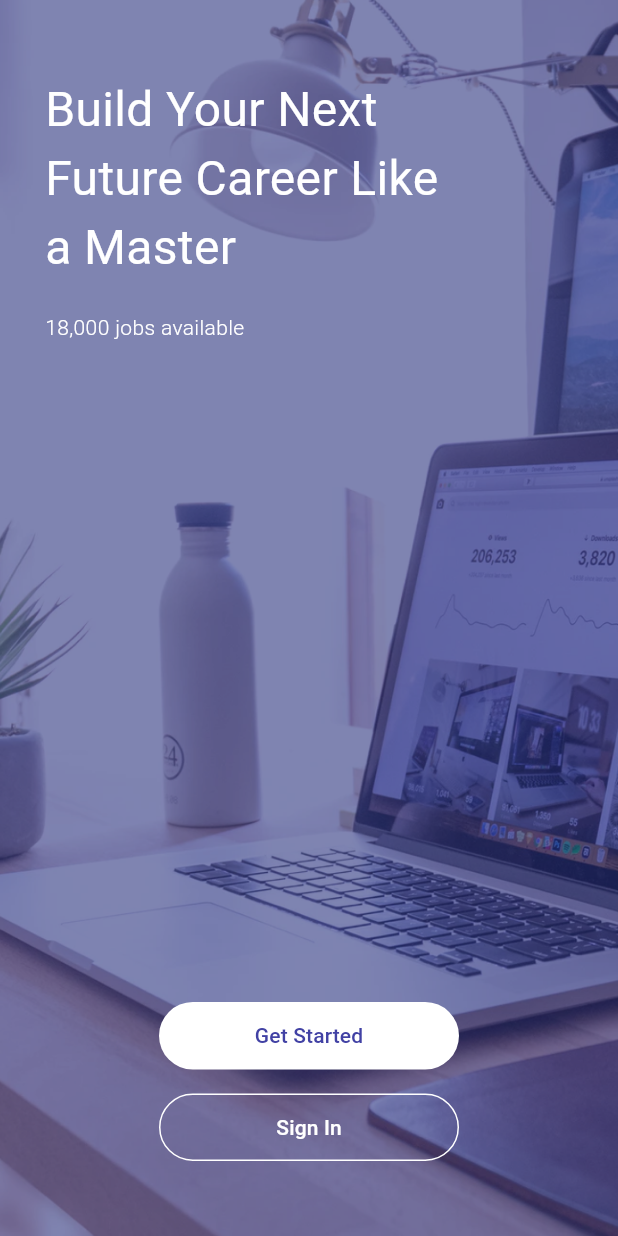
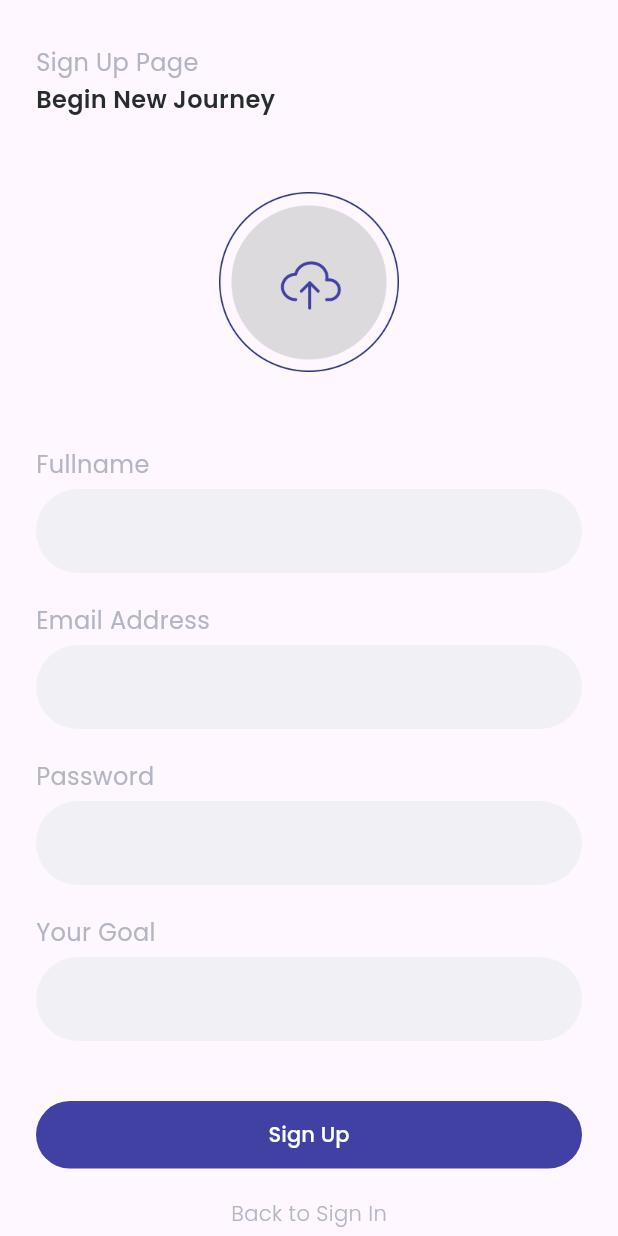
Before and after one commit to rizkijanuar/bwa_futurejob, a Flutter app: the screen it shows after launch, after a tap on "Get Started", on a phone screen of 412 x 824 dp. Run offline on Flutter 3.47's test engine with Material 3 defaults, Android fonts, the phone set to English and light mode, and no system bars; our stand-ins replace email_validator, google_fonts.

Commit message:
slicing halaman signup screen

```diff
--- a/lib/main.dart
+++ b/lib/main.dart
@@ -1,7 +1,9 @@
+import 'package:bwa_futurejob/pages/home_page.dart';
 import 'package:flutter/material.dart';
 import 'package:bwa_futurejob/pages/splash_page.dart';
 import 'package:bwa_futurejob/pages/started_page.dart';
 import 'package:bwa_futurejob/pages/signin_page.dart';
+import 'package:bwa_futurejob/pages/signup_page.dart';
 
 void main() => runApp(MyApp());
 
@@ -13,6 +15,8 @@
         '/': (context) => SplashPage(),
         '/started-page': (context) => StartedPage(),
         '/signin-page': (context) => SignInPage(),
+        '/signup-page': (context) => SignUpPage(),
+        '/home-page': (context) => HomePage(),
       },
     );
   }
--- /dev/null
+++ b/lib/pages/home_page.dart
@@ -0,0 +1,10 @@
+import 'package:flutter/material.dart';
+
+class HomePage extends StatelessWidget {
+  const HomePage({super.key});
+
+  @override
+  Widget build(BuildContext context) {
+    return const Placeholder();
+  }
+}
--- a/lib/pages/signin_page.dart
+++ b/lib/pages/signin_page.dart
@@ -1,3 +1,4 @@
+import 'package:bwa_futurejob/pages/signup_page.dart';
 import 'package:bwa_futurejob/theme.dart';
 import 'package:flutter/material.dart';
 import 'package:google_fonts/google_fonts.dart';
@@ -148,13 +149,24 @@ class _SignInPageState extends State<SignInPage> {
               ),
               Padding(
                 padding: const EdgeInsets.only(top: 20),
-                child: Center(
-                  child: Text(
-                    "Don't have an account?",
-                    style: GoogleFonts.poppins(
+                child: GestureDetector(
+                  onTap: () {
+                    Navigator.push(
+                      context,
+                      MaterialPageRoute(
+                        builder: (context) => SignUpPage(),
+                      ),
+                    );
+                  },
+                  child: Center(
+                    child: Text(
+                      "Don't have an account?",
+                      style: GoogleFonts.poppins(
                         color: Color(0xffB3B5C4),
                         fontSize: 14,
-                        fontWeight: FontWeight.w300),
+                        fontWeight: FontWeight.w300,
+                      ),
+                    ),
                   ),
                 ),
               ),
--- /dev/null
+++ b/lib/pages/signup_page.dart
@@ -0,0 +1,236 @@
+import 'package:bwa_futurejob/pages/home_page.dart';
+import 'package:bwa_futurejob/pages/signin_page.dart';
+import 'package:bwa_futurejob/theme.dart';
+import 'package:flutter/material.dart';
+import 'package:google_fonts/google_fonts.dart';
+
+class SignUpPage extends StatefulWidget {
+  const SignUpPage({super.key});
+
+  @override
+  State<SignUpPage> createState() => _SignUpPageState();
+}
+
+class _SignUpPageState extends State<SignUpPage> {
+  @override
+  Widget build(BuildContext context) {
+    return Scaffold(
+      body: SafeArea(
+        child: SingleChildScrollView(
+          child: Padding(
+            padding: EdgeInsets.only(
+              top: 30.0,
+              left: 24.0,
+              right: 24.0,
+              bottom: 30.0,
+            ),
+            child: Column(
+              crossAxisAlignment: CrossAxisAlignment.start,
+              children: [
+                Text(
+                  "Sign Up Page",
+                  style: titleTextStyle,
+                ),
+                SizedBox(
+                  height: 2,
+                ),
+                Text(
+                  "Begin New Journey",
+                  style: subTitleTextStyle,
+                ),
+                Padding(
+                  padding: const EdgeInsets.only(top: 50.0, bottom: 50.0),
+                  child: Center(
+                    child: Column(
+                      children: [
+                        Image.asset(
+                          "assets/images/user_pic.png",
+                          width: 120,
+                          height: 120,
+                        ),
+                      ],
+                    ),
+                  ),
+                ),
+
+                // FULL NAME
+                Column(
+                  crossAxisAlignment: CrossAxisAlignment.start,
+                  children: [
+                    Text(
+                      "Fullname",
+                      style: titleTextStyle,
+                    ),
+                    SizedBox(
+                      height: 5,
+                    ),
+                    TextFormField(
+                      decoration: InputDecoration(
+                        fillColor: Color(0xffF1F0F5),
+                        filled: true,
+                        enabledBorder: OutlineInputBorder(
+                          borderRadius: BorderRadius.circular(100),
+                          borderSide: BorderSide.none,
+                        ),
+                        focusedBorder: OutlineInputBorder(
+                          borderRadius: BorderRadius.circular(100),
+                          borderSide: BorderSide(color: Color(0xff4141A4)),
+                        ),
+                      ),
+                    ),
+                  ],
+                ),
+                // END FULL NAME
+
+                // EMAIL
+                SizedBox(
+                  height: 20,
+                ),
+                Column(
+                  crossAxisAlignment: CrossAxisAlignment.start,
+                  children: [
+                    Text(
+                      "Email Address",
+                      style: titleTextStyle,
+                    ),
+                    SizedBox(
+                      height: 5,
+                    ),
+                    TextFormField(
+                      decoration: InputDecoration(
+                        fillColor: Color(0xffF1F0F5),
+                        filled: true,
+                        enabledBorder: OutlineInputBorder(
+                          borderRadius: BorderRadius.circular(100),
+                          borderSide: BorderSide.none,
+                        ),
+                        focusedBorder: OutlineInputBorder(
+                          borderRadius: BorderRadius.circular(100),
+                          borderSide: BorderSide(color: Color(0xff4141A4)),
+                        ),
+                      ),
+                    ),
+                  ],
+                ),
+                // END EMAIL
+
+                // PASSWORD
+                SizedBox(
+                  height: 20,
+                ),
+                Column(
+                  crossAxisAlignment: CrossAxisAlignment.start,
+                  children: [
+                    Text(
+                      "Password",
+                      style: titleTextStyle,
+                    ),
+                    SizedBox(
+                      height: 5,
+                    ),
+                    TextFormField(
+                      obscureText: true,
+                      decoration: InputDecoration(
+                        fillColor: Color(0xffF1F0F5),
+                        filled: true,
+                        enabledBorder: OutlineInputBorder(
+                          borderRadius: BorderRadius.circular(100),
+                          borderSide: BorderSide.none,
+                        ),
+                        focusedBorder: OutlineInputBorder(
+                          borderRadius: BorderRadius.circular(100),
+                          borderSide: BorderSide(color: Color(0xff4141A4)),
+                        ),
+                      ),
+                    ),
+                  ],
+                ),
+                // END PASSWORD
+
+                // YOUR GOAL
+                SizedBox(
+                  height: 20,
+                ),
+                Column(
+                  crossAxisAlignment: CrossAxisAlignment.start,
+                  children: [
+                    Text(
+                      "Your Goal",
+                      style: titleTextStyle,
+                    ),
+                    SizedBox(
+                      height: 5,
+                    ),
+                    TextFormField(
+                      decoration: InputDecoration(
+                        fillColor: Color(0xffF1F0F5),
+                        filled: true,
+                        enabledBorder: OutlineInputBorder(
+                          borderRadius: BorderRadius.circular(100),
+                          borderSide: BorderSide.none,
+                        ),
+                        focusedBorder: OutlineInputBorder(
+                          borderRadius: BorderRadius.circular(100),
+                          borderSide: BorderSide(color: Color(0xff4141A4)),
+                        ),
+                      ),
+                    ),
+                  ],
+                ),
+                // END YOUR GOAL
+
+                // BUTTON SIGN UP
+                SizedBox(
+                  height: 40,
+                ),
+                Container(
+                  width: 400,
+                  height: 45,
+                  child: TextButton(
+                    style: TextButton.styleFrom(
+                        backgroundColor: Color(0xff4141A4),
+                        shape: RoundedRectangleBorder(
+                          borderRadius: BorderRadius.circular(66),
+                        )),
+                    onPressed: () {},
+                    child: Text(
+                      "Sign Up",
+                      style: buttonTextStyle,
+                    ),
+                  ),
+                ),
+                // END BUTTON SIGN UP
+
+                // TEXT BACK TO SIGN IN
+                Padding(
+                  padding: const EdgeInsets.only(top: 20.0),
+                  child: GestureDetector(
+                    onTap: () {
+                      Navigator.push(
+                        context,
+                        MaterialPageRoute(
+                          builder: (context) => SignInPage(),
+                        ),
+                      );
+                    },
+                    child: Center(
+                      child: Text(
+                        "Back to Sign In",
+                        style: GoogleFonts.poppins(
+                          color: Color(0xffB3B5C4),
+                          fontSize: 14,
+                          fontWeight: FontWeight.w300,
+                        ),
+                      ),
+                    ),
+                  ),
+                ),
+                // END TEXT BACK TO SIGN IN
+              ],
+            ),
+          ),
+        ),
+      ),
+    );
+  }
+}
--- a/lib/pages/started_page.dart
+++ b/lib/pages/started_page.dart
@@ -1,4 +1,5 @@
 import 'package:bwa_futurejob/pages/signin_page.dart';
+import 'package:bwa_futurejob/pages/signup_page.dart';
 import 'package:flutter/material.dart';
 
 class StartedPage extends StatelessWidget {
@@ -61,7 +62,14 @@ class StartedPage extends StatelessWidget {
                               borderRadius: BorderRadius.circular(66),
                             ),
                           ),
-                          onPressed: () {},
+                          onPressed: () {
+                            Navigator.push(
+                              context,
+                              MaterialPageRoute(
+                                builder: (context) => SignUpPage(),
+                              ),
+                            );
+                          },
                           child: Text(
                             "Get Started",
                             style: TextStyle(
```
Also changed, not shown: assets/images/user_pic.png (added).
